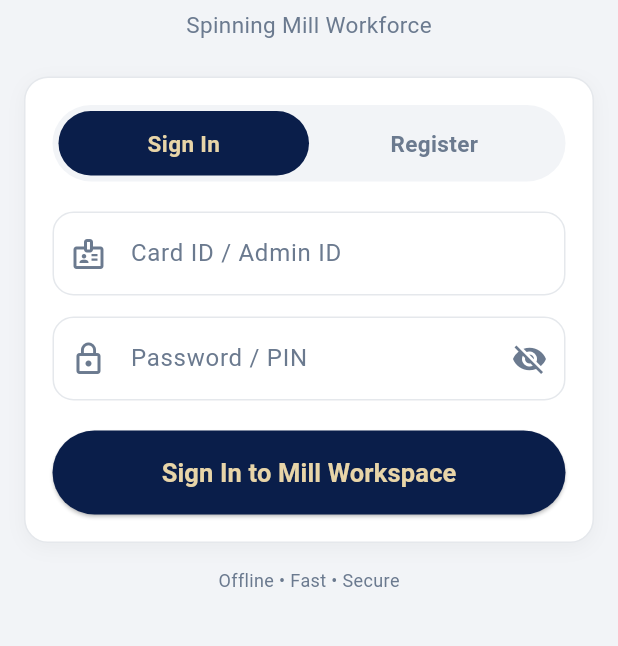
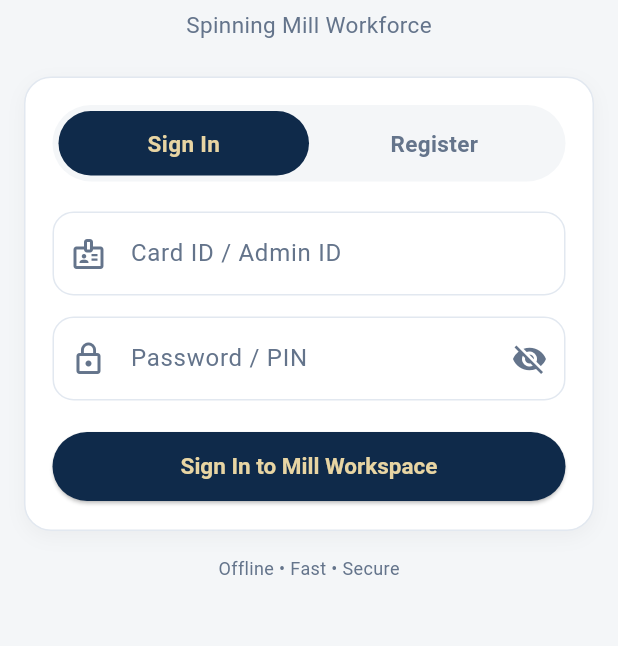
Before and after one commit to mirashiqurwork-hub/Kormi01, a Flutter app: the screen it shows after launch, on a phone screen of 412 x 824 dp, the part 150-796 px from its top. Run offline on Flutter 3.47's test engine with Material 3 defaults, Android fonts, the phone set to English and light mode, and no system bars; our stand-ins replace hive, image_picker; accounts and stored records are empty.

Commit message:
Update kormi_theme.dart

```diff
--- a/lib/theme/kormi_theme.dart
+++ b/lib/theme/kormi_theme.dart
@@ -1,113 +1,122 @@
-// KORMI - Theme File - File 1
-// স্ক্রিনশটের হুবহু কালার + স্টাইল
-// এই ফাইলটা সব পেজ ব্যবহার করবে, তাই ডিজাইন একরকম থাকবে
+// KORMI - Theme
+// Ultra-Premium Classy Navy + Light Gold / Glass Look
+// সব Screen এই Theme ব্যবহার করে
 
 import 'package:flutter/material.dart';
 
 class KormiColors {
-  // উপরের বার + বটম বার + বড় বাটন - ডার্ক নেভি
-  static const Color navy = Color(0xFF0A1E4A);
-  static const Color navyLight = Color(0xFF12294F);
-
-  // গোল্ডেন লেখা + আইকন - হালকা গোল্ড, চোখে লাগা হলুদ না
-  static const Color gold = Color(0xFFD4AF37);
-  static const Color goldLight = Color(0xFFE8D5A8);
-
-  // পেজের বডি - হালকা ধূসর-সাদা, ছবির মতো
-  static const Color bg = Color(0xFFF2F4F7);
-
-  // কার্ড - সাদা
-  static const Color card = Colors.white;
-
-  // লেখা
-  static const Color textDark = Color(0xFF0A1E4A);
-  static const Color textGrey = Color(0xFF6B7A8F);
-  static const Color textLight = Colors.white;
-
-  // সবুজ - Allowed / On
-  static const Color green = Color(0xFF1B8C4A);
-
-  // লাল - Alerts ডট / Pending
-  static const Color red = Color(0xFFE53935);
-
-  // কার্ডের বর্ডার - খুব হালকা
-  static const Color border = Color(0xFFE5E8EC);
+  static const Color navy = Color(0xFF0F2A4A);
+  static const Color navyDark = Color(0xFF0A1E35);
+  static const Color gold = Color(0xFFC9A86A);
+  static const Color goldLight = Color(0xFFE8D5A3);
+  static const Color bg = Color(0xFFF4F6F8);
+  static const Color border = Color(0xFFE2E8F0);
+  static const Color textGrey = Color(0xFF64748B);
+  static const Color green = Color(0xFF16A34A);
+  static const Color red = Color(0xFFDC2626);
+  static const Color white = Colors.white;
 }
 
 class KormiTheme {
-  static ThemeData get light {
+  static ThemeData get lightTheme {
     return ThemeData(
       useMaterial3: true,
+      primaryColor: KormiColors.navy,
       scaffoldBackgroundColor: KormiColors.bg,
-      primaryColor: KormiColors.navy,
+      colorScheme: const ColorScheme.light(
+        primary: KormiColors.navy,
+        secondary: KormiColors.gold,
+        surface: Colors.white,
+        background: KormiColors.bg,
+      ),
       appBarTheme: const AppBarTheme(
         backgroundColor: KormiColors.navy,
         foregroundColor: KormiColors.goldLight,
         elevation: 0,
         centerTitle: false,
+        titleTextStyle: TextStyle(
+          color: KormiColors.goldLight,
+          fontSize: 19,
+          fontWeight: FontWeight.bold,
         ),
-      // সব লেখার ডিফল্ট স্টাইল
-      textTheme: const TextTheme(
-        titleLarge: TextStyle(
-          color: KormiColors.textDark,
-          fontWeight: FontWeight.bold,
-          fontSize: 20,
+        iconTheme: IconThemeData(color: KormiColors.goldLight),
       ),
-        bodyMedium: TextStyle(
-          color: KormiColors.textDark,
-          fontSize: 15,
+      elevatedButtonTheme: ElevatedButtonThemeData(
+        style: ElevatedButton.styleFrom(
+          backgroundColor: KormiColors.navy,
+          foregroundColor: KormiColors.goldLight,
+          shape: RoundedRectangleBorder(borderRadius: BorderRadius.circular(30)),
+          padding: const EdgeInsets.symmetric(vertical: 14, horizontal: 20),
+          textStyle: const TextStyle(fontWeight: FontWeight.bold, fontSize: 15),
         ),
-        bodySmall: TextStyle(
-          color: KormiColors.textGrey,
-          fontSize: 13,
+      ),
+      bottomNavigationBarTheme: const BottomNavigationBarThemeData(
+        backgroundColor: Colors.white,
+        selectedItemColor: KormiColors.navy,
+        unselectedItemColor: KormiColors.textGrey,
+        type: BottomNavigationBarType.fixed,
+        elevation: 8,
+      ),
+      inputDecorationTheme: InputDecorationTheme(
+        filled: true,
+        fillColor: Colors.white,
+        contentPadding: const EdgeInsets.symmetric(vertical: 13, horizontal: 12),
+        border: OutlineInputBorder(
+          borderRadius: BorderRadius.circular(12),
+          borderSide: const BorderSide(color: KormiColors.border),
+        ),
+        enabledBorder: OutlineInputBorder(
+          borderRadius: BorderRadius.circular(12),
+          borderSide: const BorderSide(color: KormiColors.border),
+        ),
+        focusedBorder: OutlineInputBorder(
+          borderRadius: BorderRadius.circular(12),
+          borderSide: const BorderSide(color: KormiColors.navy, width: 1.5),
         ),
       ),
     );
   }
 }
 
-// সাদা কার্ড - সব পেজে একই রকম, ছবির মতো গোল কর্নার + হালকা শ্যাডো
+// Common Card - সব Screen এ ব্যবহার হয়
 class KormiCard extends StatelessWidget {
   final Widget child;
-  final EdgeInsetsGeometry padding;
+  final VoidCallback? onTap;
+  final EdgeInsetsGeometry? padding;
 
-  const KormiCard({
-    super.key,
-    required this.child,
-    this.padding = const EdgeInsets.all(16),
-  });
+  const KormiCard({super.key, required this.child, this.onTap, this.padding});
 
   @override
   Widget build(BuildContext context) {
-    return Container(
-      padding: padding,
+    return GestureDetector(
+      onTap: onTap,
+      child: Container(
+        width: double.infinity,
+        padding: padding ?? const EdgeInsets.all(14),
         decoration: BoxDecoration(
-        color: KormiColors.card,
-        borderRadius: BorderRadius.circular(16),
+          color: Colors.white,
+          borderRadius: BorderRadius.circular(18),
           border: Border.all(color: KormiColors.border),
           boxShadow: [
             BoxShadow(
               color: Colors.black.withOpacity(0.04),
               blurRadius: 10,
-            offset: const Offset(0, 3),
+              offset: const Offset(0, 4),
             ),
           ],
         ),
         child: child,
+      ),
     );
   }
 }
 
-// বড় বাটন - ডার্ক নেভি ব্যাকগ্রাউন্ড + গোল্ডেন লেখা, ছবির মতো
+// Common Primary Button
 class KormiPrimaryButton extends StatelessWidget {
   final String label;
   final VoidCallback? onPressed;
 
-  const KormiPrimaryButton({
-    super.key,
-    required this.label,
-    this.onPressed,
-  });
+  const KormiPrimaryButton({super.key, required this.label, this.onPressed});
 
   @override
   Widget build(BuildContext context) {
@@ -118,18 +127,10 @@ class KormiPrimaryButton extends StatelessWidget {
         style: ElevatedButton.styleFrom(
           backgroundColor: KormiColors.navy,
           foregroundColor: KormiColors.goldLight,
-          padding: const EdgeInsets.symmetric(vertical: 16),
-          shape: RoundedRectangleBorder(
-            borderRadius: BorderRadius.circular(30),
+          shape: RoundedRectangleBorder(borderRadius: BorderRadius.circular(30)),
+          padding: const EdgeInsets.symmetric(vertical: 14),
         ),
-        ),
-        child: Text(
-          label,
-          style: const TextStyle(
-            fontSize: 17,
-            fontWeight: FontWeight.bold,
-          ),
-        ),
+        child: Text(label, style: const TextStyle(fontWeight: FontWeight.bold, fontSize: 15)),
       ),
     );
   }
```
Lines whose indentation alone changed are shown as unchanged.
